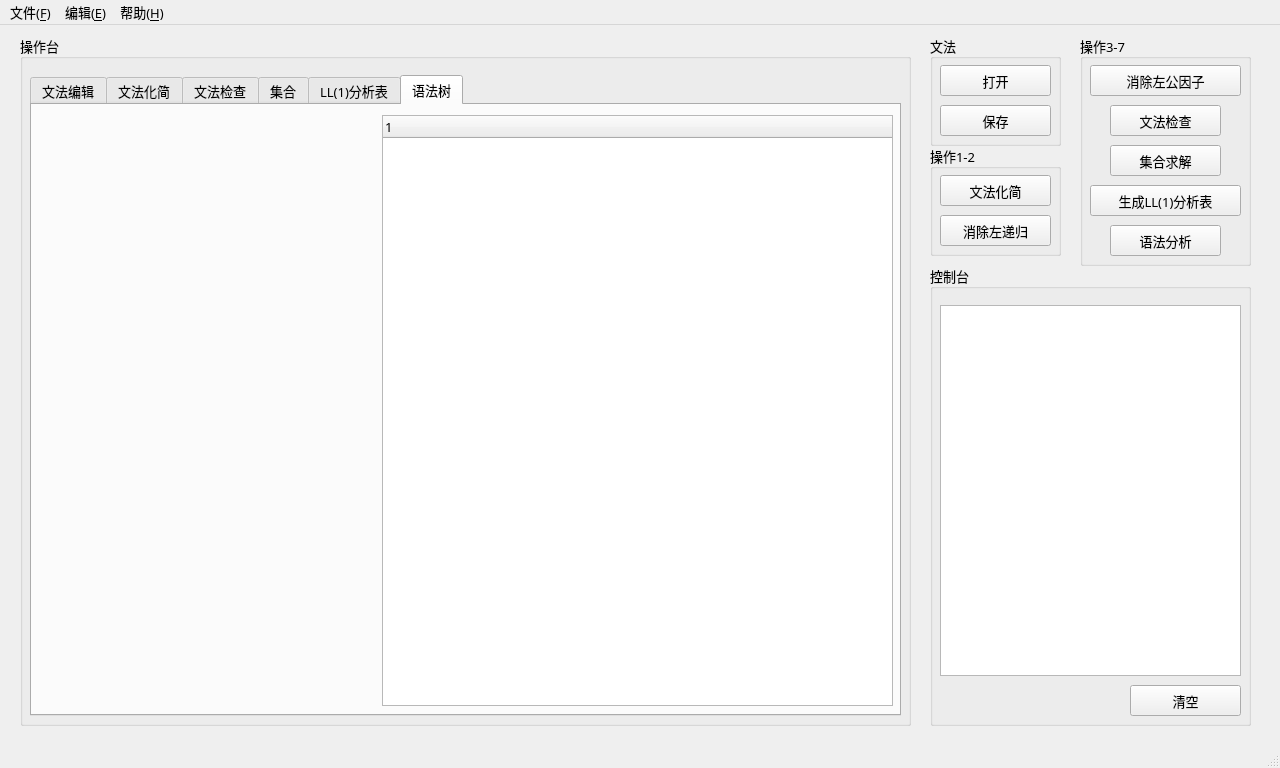
Qt form BNFProcessor/mainwindow.ui (Lyuyk/Compile-Principle-Course-Labs) before a commit.
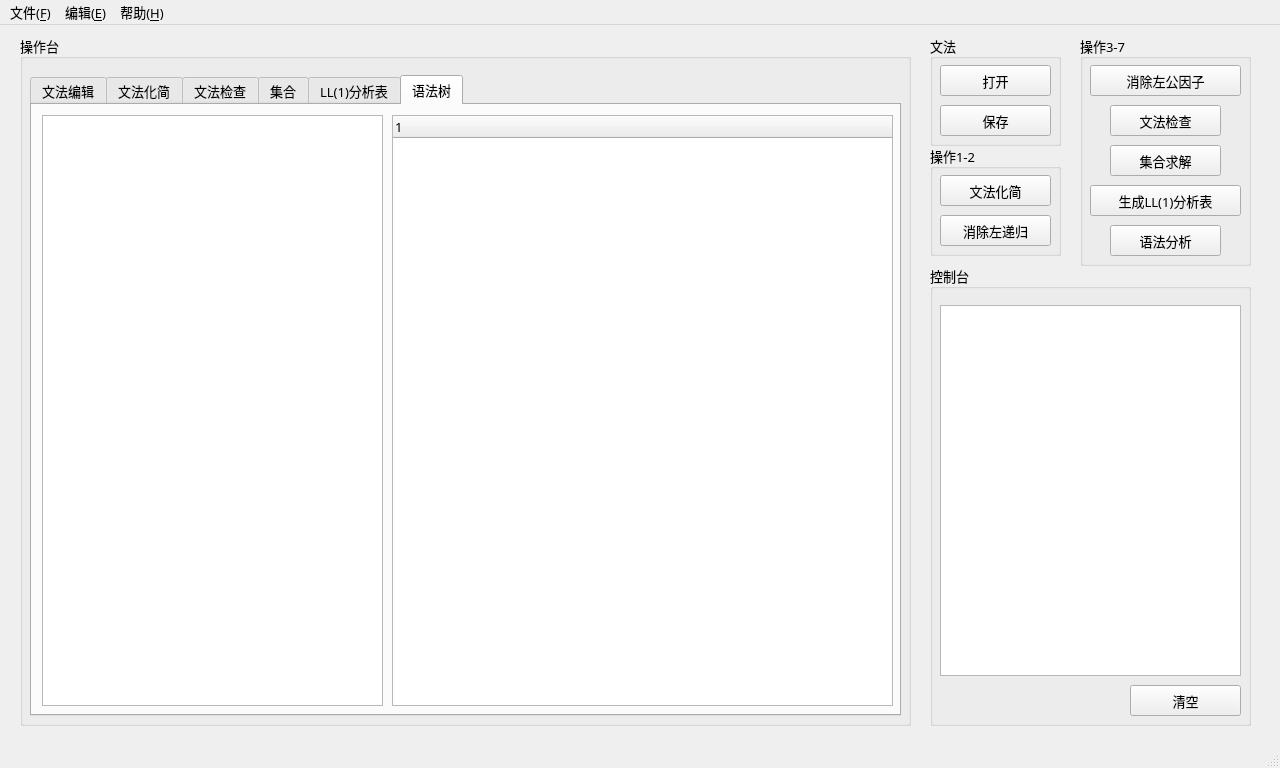
The same form after that commit. The open tabs and pages were chosen to show the change.

What changed in the file:
```diff
--- a/BNFProcessor/mainwindow.ui
+++ b/BNFProcessor/mainwindow.ui
@@ -385,9 +385,19 @@
       <widget class="QTreeWidget" name="treeWidget_CST">
        <property name="geometry">
         <rect>
-         <x>350</x>
+         <x>360</x>
          <y>10</y>
-         <width>511</width>
+         <width>501</width>
+         <height>591</height>
+        </rect>
+       </property>
+      </widget>
+      <widget class="QPlainTextEdit" name="plainTextEdit_CST">
+       <property name="geometry">
+        <rect>
+         <x>10</x>
+         <y>10</y>
+         <width>341</width>
          <height>591</height>
         </rect>
        </property>
```
Left out of the diff: 2 changed lines with no effect on the pictures.
